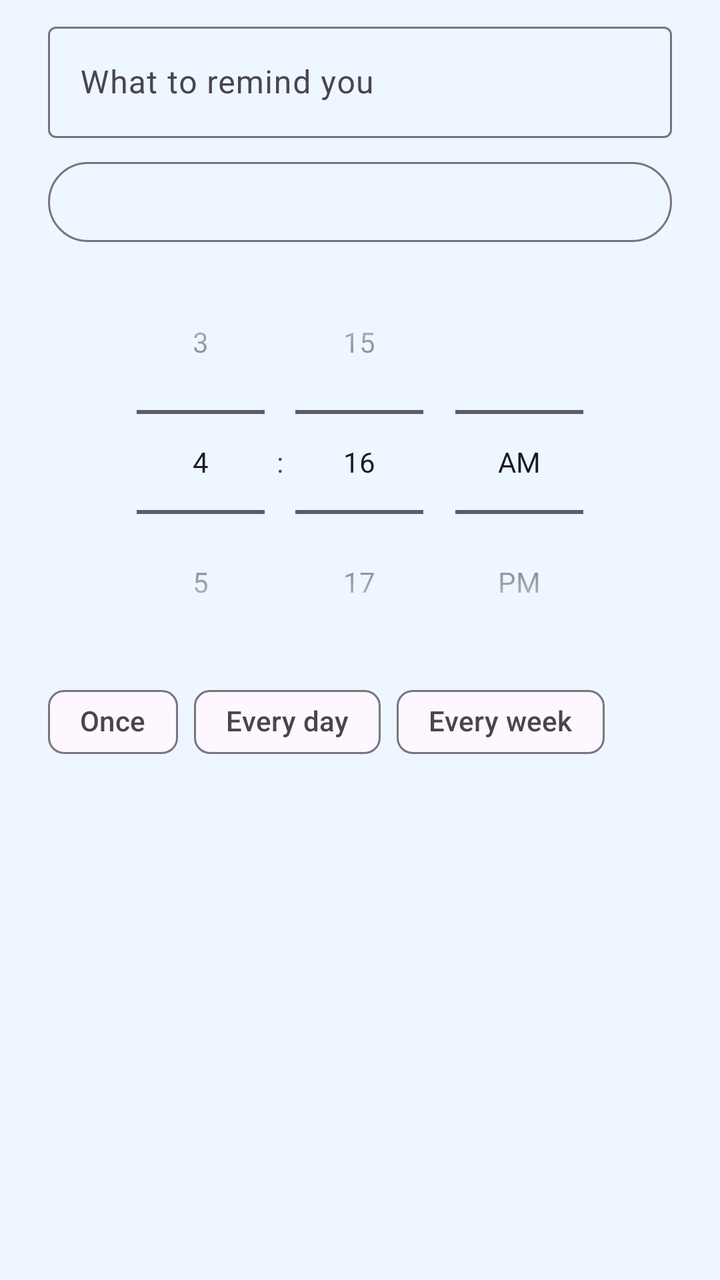
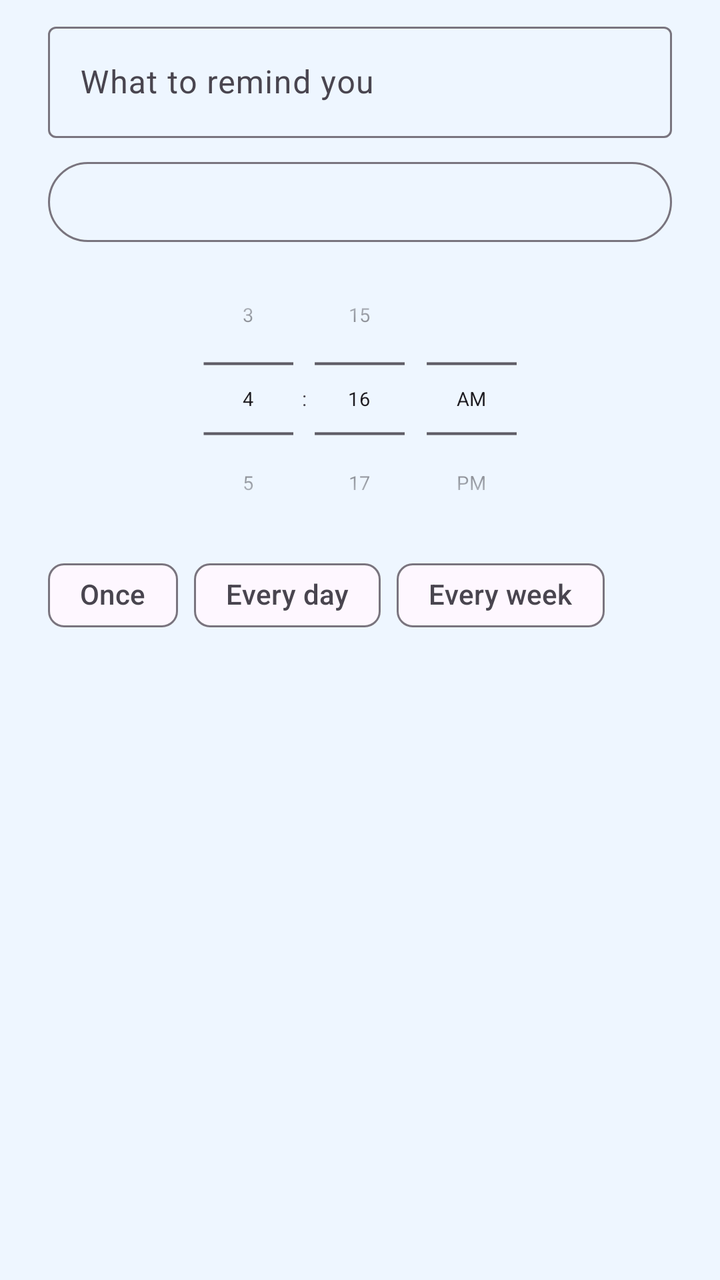

Screens rendered from an Android XML layout before and after an edit, with the pre-edit source and the edit as a unified diff.
<!-- AndroidManifest.xml: application theme Theme.ReminderDucky -->
<!-- res/layout/dialog_add.xml -->
<?xml version="1.0" encoding="utf-8"?>
<ScrollView xmlns:android="http://schemas.android.com/apk/res/android"
    xmlns:app="http://schemas.android.com/apk/res-auto"
    android:layout_width="match_parent"
    android:layout_height="wrap_content">

<LinearLayout
    android:layout_width="match_parent"
    android:layout_height="wrap_content"
    android:orientation="vertical"
    android:paddingStart="24dp"
    android:paddingTop="8dp"
    android:paddingEnd="24dp">

    <com.google.android.material.textfield.TextInputLayout
        android:layout_width="match_parent"
        android:layout_height="wrap_content"
        android:hint="@string/hint_text">

        <com.google.android.material.textfield.TextInputEditText
            android:id="@+id/inputText"
            android:layout_width="match_parent"
            android:layout_height="wrap_content"
            android:inputType="textCapSentences|textMultiLine"
            android:maxLines="4" />
    </com.google.android.material.textfield.TextInputLayout>

    <LinearLayout
        android:layout_width="match_parent"
        android:layout_height="wrap_content"
        android:layout_marginTop="8dp"
        android:orientation="horizontal">

        <com.google.android.material.button.MaterialButton
            android:id="@+id/btnDate"
            style="?attr/materialButtonOutlinedStyle"
            android:layout_width="match_parent"
            android:layout_height="wrap_content" />
    </LinearLayout>

    
    <TimePicker
        android:id="@+id/timeWheel"
        android:layout_width="wrap_content"
        android:layout_height="wrap_content"
        android:layout_gravity="center_horizontal"
        android:timePickerMode="spinner" />

    <com.google.android.material.chip.ChipGroup
        android:id="@+id/repeatGroup"
        android:layout_width="match_parent"
        android:layout_height="wrap_content"
        app:selectionRequired="true"
        app:singleSelection="true">

        <com.google.android.material.chip.Chip
            android:id="@+id/repeatNone"
            style="@style/Widget.Material3.Chip.Filter"
            android:layout_width="wrap_content"
            android:layout_height="wrap_content"
            android:text="@string/repeat_once" />

        <com.google.android.material.chip.Chip
            android:id="@+id/repeatDaily"
            style="@style/Widget.Material3.Chip.Filter"
            android:layout_width="wrap_content"
            android:layout_height="wrap_content"
            android:text="@string/repeat_daily" />

        <com.google.android.material.chip.Chip
            android:id="@+id/repeatWeekly"
            style="@style/Widget.Material3.Chip.Filter"
            android:layout_width="wrap_content"
            android:layout_height="wrap_content"
            android:text="@string/repeat_weekly" />
    </com.google.android.material.chip.ChipGroup>

    <TextView
        android:id="@+id/dialogError"
        android:layout_width="match_parent"
        android:layout_height="wrap_content"
        android:layout_marginTop="4dp"
        android:textColor="#D93636"
        android:textSize="14sp"
        android:visibility="gone" />
</LinearLayout>
</ScrollView>
<!-- resources referenced by this layout -->
<resources>
  <string name="hint_text">What to remind you</string>
  <string name="repeat_daily">Every day</string>
  <string name="repeat_once">Once</string>
  <string name="repeat_weekly">Every week</string>
  <style name="Theme.ReminderDucky" parent="Theme.Material3.DayNight.NoActionBar">
          <item name="colorPrimary">#2F7BF5</item>
          <item name="colorOnPrimary">#FFFFFF</item>
          <item name="colorPrimaryContainer">#D8E8FF</item>
          <item name="colorOnPrimaryContainer">#0B2A5C</item>
          <item name="colorSecondaryContainer">#FFE8A3</item>
          <item name="colorOnSecondaryContainer">#3A2A00</item>
          <item name="android:windowBackground">@color/page</item>
          <item name="materialCardViewStyle">@style/DuckCard</item>
      </style>
  <color name="page">#EEF6FF</color>
  <style name="DuckCard" parent="Widget.Material3.CardView.Elevated">
          <item name="cardCornerRadius">24dp</item>
          <item name="cardBackgroundColor">@color/card</item>
          <item name="cardElevation">2dp</item>
      </style>
  <color name="card">#FFFFFF</color>
</resources>

<!-- the commit's change to res/layout/dialog_add.xml (unified diff, before → after) -->
@@ -39,11 +39,16 @@
     </LinearLayout>
 
     
+    
     <TimePicker
         android:id="@+id/timeWheel"
         android:layout_width="wrap_content"
         android:layout_height="wrap_content"
         android:layout_gravity="center_horizontal"
+        android:layout_marginTop="-32dp"
+        android:layout_marginBottom="-32dp"
+        android:scaleX="0.7"
+        android:scaleY="0.7"
         android:timePickerMode="spinner" />
 
     <com.google.android.material.chip.ChipGroup
